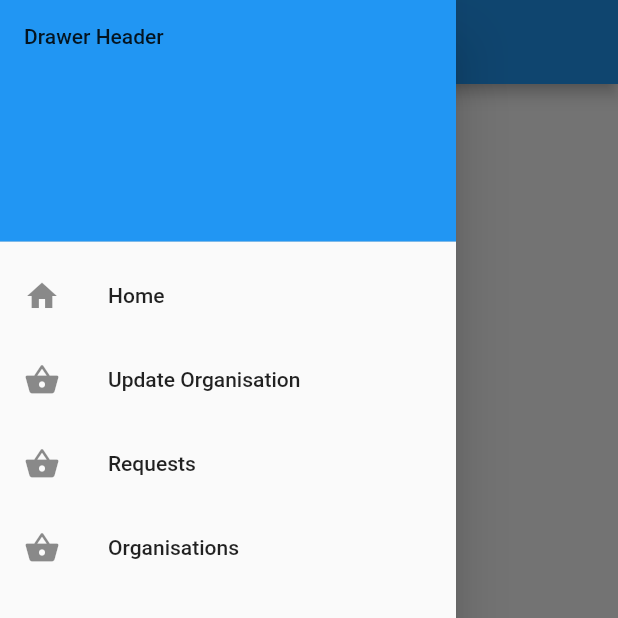
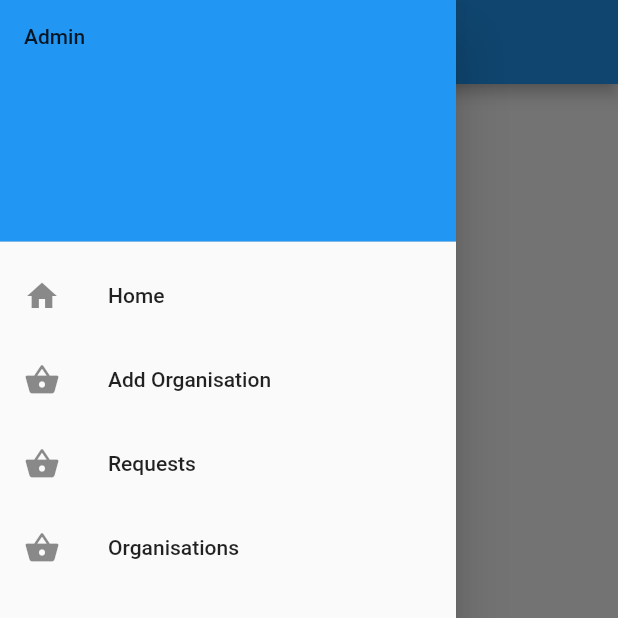
Before and after one commit to 0n9aldrin/2wishadmin, a Flutter app: the OrganisationsPage screen opened by its route, with the side drawer open, on a phone screen of 412 x 824 dp, the top half of it. Run offline on Flutter 3.47's test engine with Material 2 defaults, Android fonts, the phone set to English and light mode, and no system bars; our stand-ins replace cloud_firestore; accounts and stored records are empty.

Commit message:
Fix organisation page

```diff
--- a/lib/components/drawer.dart
+++ b/lib/components/drawer.dart
@@ -12,7 +12,7 @@ class DrawerWidget extends StatelessWidget {
         padding: EdgeInsets.zero,
         children: <Widget>[
           DrawerHeader(
-            child: Text('Drawer Header'),
+            child: Text('Admin'),
             decoration: BoxDecoration(
               color: Colors.blue,
             ),
@@ -26,9 +26,9 @@ class DrawerWidget extends StatelessWidget {
           ),
           ListTile(
             leading: Icon(Icons.shopping_basket),
-            title: Text('Update Organisation'),
+            title: Text('Add Organisation'),
             onTap: () {
-              Navigator.pushReplacementNamed(context, '/updateOrganisation');
+              Navigator.pushReplacementNamed(context, '/addOrganisation');
             },
           ),
           ListTile(
--- a/lib/main.dart
+++ b/lib/main.dart
@@ -2,7 +2,7 @@ import 'package:flutter/material.dart';
 import 'package:two_wish_admin/screens/home_page.dart';
 import 'package:two_wish_admin/screens/organisations_page.dart';
 import 'package:two_wish_admin/screens/requests_page.dart';
-import 'package:two_wish_admin/screens/update_organisations.dart';
+import 'package:two_wish_admin/screens/add_organisations.dart';
 
 void main() {
   runApp(MyApp());
@@ -21,7 +21,7 @@ class MyApp extends StatelessWidget {
       initialRoute: '/',
       routes: {
         '/': (context) => MyHomePage(),
-        '/updateOrganisation': (context) => UpdateOrganisation(),
+        '/addOrganisation': (context) => AddOrganisation(),
         '/requests': (context) => RequestsPage(),
         '/organisations': (context) => OrganisationsPage(),
       },
--- a/lib/models/organisation.dart
+++ b/lib/models/organisation.dart
@@ -1,9 +1,8 @@
 class Organisation {
   String name;
   String description;
-  String organisationId;
   String location;
-  List<Map<String, dynamic>> items;
+  List<dynamic> items;
 
-  Organisation({this.name, this.description, this.organisationId, this.location, this.items});
+  Organisation({this.name, this.description, this.location, this.items});
 }
--- a/lib/screens/home_page.dart
+++ b/lib/screens/home_page.dart
@@ -11,9 +11,7 @@ class _MyHomePageState extends State<MyHomePage> {
   @override
   Widget build(BuildContext context) {
     return Scaffold(
-      drawer: DrawerWidget(
-        context: context,
-      ),
+      drawer: DrawerWidget(context: context),
       appBar: AppBar(
         title: Text("Admin"),
       ),
--- a/lib/screens/organisations_page.dart
+++ b/lib/screens/organisations_page.dart
@@ -1,5 +1,8 @@
 import 'package:flutter/material.dart';
 import 'package:two_wish_admin/components/drawer.dart';
+import 'package:two_wish_admin/components/organisation_card.dart';
+import 'package:two_wish_admin/models/organisation.dart';
+import 'package:two_wish_admin/services/database.dart';
 
 class OrganisationsPage extends StatefulWidget {
   @override
@@ -13,7 +16,30 @@ class _OrganisationsPageState extends State<OrganisationsPage> {
       child: Scaffold(
         drawer: DrawerWidget(context: context),
         appBar: AppBar(title: Text("Organisations")),
-        body: Container(),
+        body: Container(
+          child: StreamBuilder<List<Organisation>>(
+            stream: DatabaseService().organisations,
+            builder: (context, snapshot) {
+              List<Organisation> organisationList = snapshot.data;
+              if (!snapshot.hasData) {
+                return Text("Loading...");
+              } else {
+                organisationList = List.from(organisationList.reversed);
+                return ListView.separated(
+                  separatorBuilder: (context, index) {
+                    return SizedBox(height: 10);
+                  },
+                  padding: EdgeInsets.all(10),
+                  itemCount: organisationList.length,
+                  itemBuilder: (context, index) {
+                    return OrganisationCard(
+                        organisationList: organisationList, index: index);
+                  },
+                );
+              }
+            },
+          ),
+        ),
       ),
     );
   }
```
Also changed, not shown: lib/components/organisation_card.dart (added, +61 -0 lines), lib/screens/add_organisations.dart (renamed from lib/screens/update_organisations.dart, +15 -9 lines), lib/services/database.dart (+42 -13 lines).
